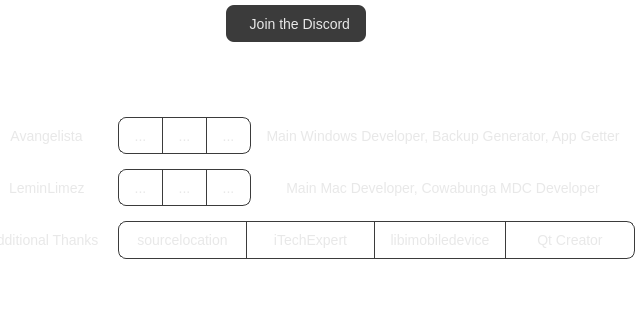
The window that mainwindow.ui (Avangelista/CowabungaLiteWindows) describes before a commit, drawn with Qt 5; both pictures show x 356 to 1000 and y 280 to 600 of the 1000 by 600 pixel window.
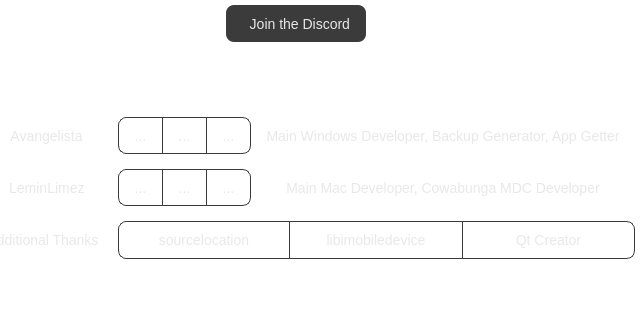
The same window after the commit. Icons and pictures are not drawn.

```diff
--- a/mainwindow.ui
+++ b/mainwindow.ui
@@ -1427,7 +1427,7 @@
                      </widget>
                     </item>
                     <item>
-                     <widget class="QToolButton" name="sourcelocBtn">
+                     <widget class="QToolButton" name="iTechBtn">
                       <property name="sizePolicy">
                        <sizepolicy hsizetype="Expanding" vsizetype="Fixed">
                         <horstretch>0</horstretch>
@@ -1452,32 +1452,6 @@
                       </property>
                      </widget>
                     </item>
-                    <item>
-                     <widget class="QToolButton" name="iTechBtn">
-                      <property name="sizePolicy">
-                       <sizepolicy hsizetype="Expanding" vsizetype="Fixed">
-                        <horstretch>0</horstretch>
-                        <verstretch>0</verstretch>
-                       </sizepolicy>
-                      </property>
-                      <property name="styleSheet">
-                       <string notr="true">QToolButton {
-	border-radius: 0px;
-	background: none;
-	border: 1px solid #3b3b3b;
-	border-left: none;
-}
-
-QToolButton:pressed {
-    background-color: #535353;
-    color: #FFFFFF;
-}</string>
-                      </property>
-                      <property name="text">
-                       <string>iTechExpert</string>
-                      </property>
-                     </widget>
-                    </item>
                     <item>
                      <widget class="QToolButton" name="libiBtn">
                       <property name="sizePolicy">
```
